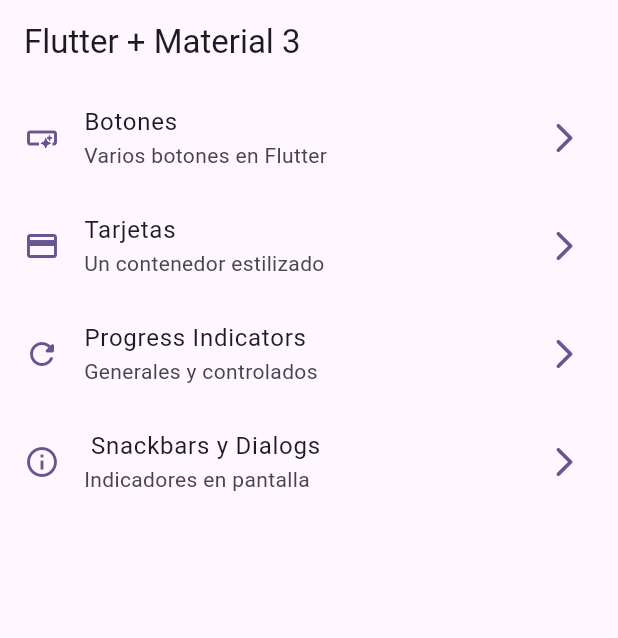
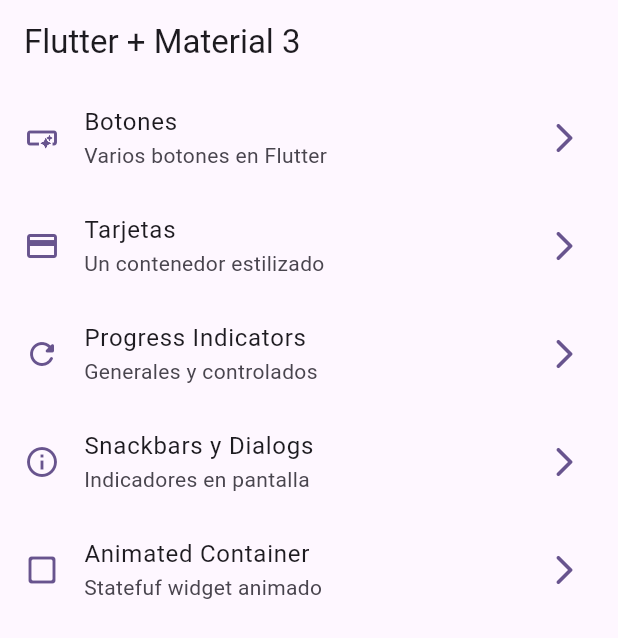
Before and after one commit to Russellnahuidev/widgets-app, a Flutter app: the screen it shows after launch, on a phone screen of 412 x 824 dp. Shown: the top 638 px of the screen. Run offline on Flutter 3.47's test engine with Material 3 defaults, Android fonts, the phone set to English and light mode, and no system bars; our stand-ins replace go_router.

Commit message:
animated container terminado

```diff
--- a/lib/config/menu/menu_items.dart
+++ b/lib/config/menu/menu_items.dart
@@ -34,10 +34,16 @@ const appMenuItems = <MenuItems>[
     icon: Icons.refresh_rounded,
   ),
   MenuItems(
-    title: ' Snackbars y Dialogs',
+    title: 'Snackbars y Dialogs',
     subTitle: 'Indicadores en pantalla',
     link: '/snackbars',
-
     icon: Icons.info_outline,
   ),
+
+  MenuItems(
+    title: 'Animated Container',
+    subTitle: 'Statefuf widget animado',
+    link: '/animated',
+    icon: Icons.check_box_outline_blank_rounded,
+  ),
 ];
--- a/lib/config/router/app_router.dart
+++ b/lib/config/router/app_router.dart
@@ -29,5 +29,10 @@ final appRouter = GoRouter(
       name: SnackbarScreen.name,
       builder: (context, state) => const SnackbarScreen(),
     ),
+    GoRoute(
+      path: '/animated',
+      name: AnimatedScreen.name,
+      builder: (context, state) => const AnimatedScreen(),
+    ),
   ],
 );
```
Also changed, not shown: lib/presentation/screens/animated/animated_screen.dart (+50 -2 lines).
